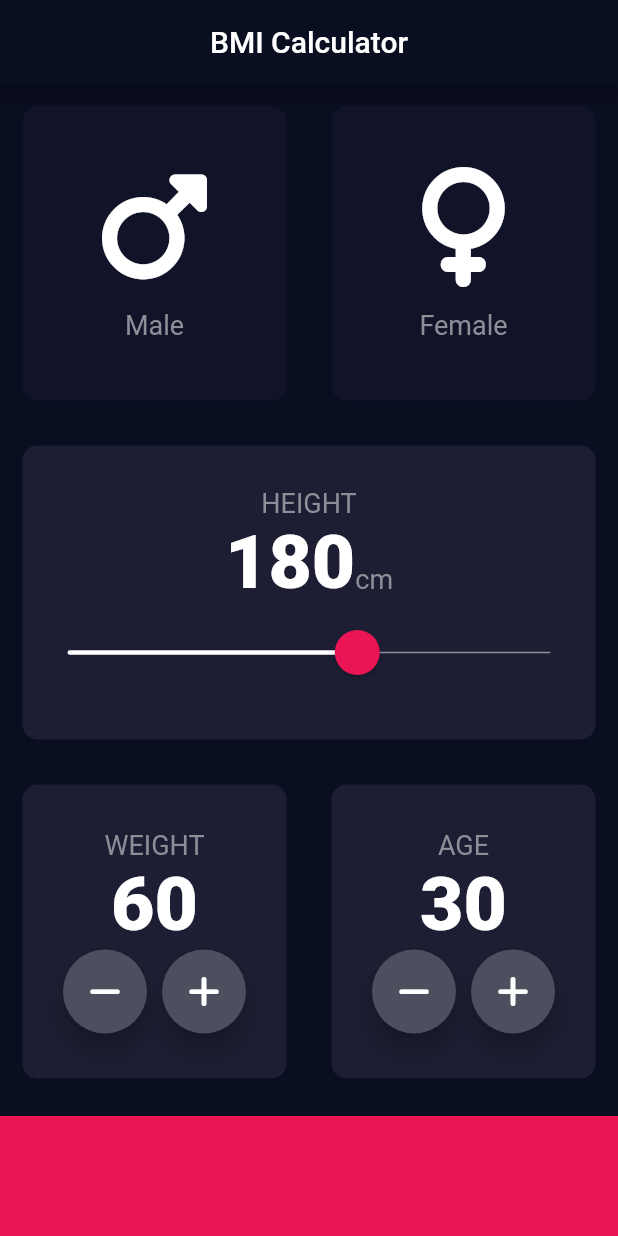
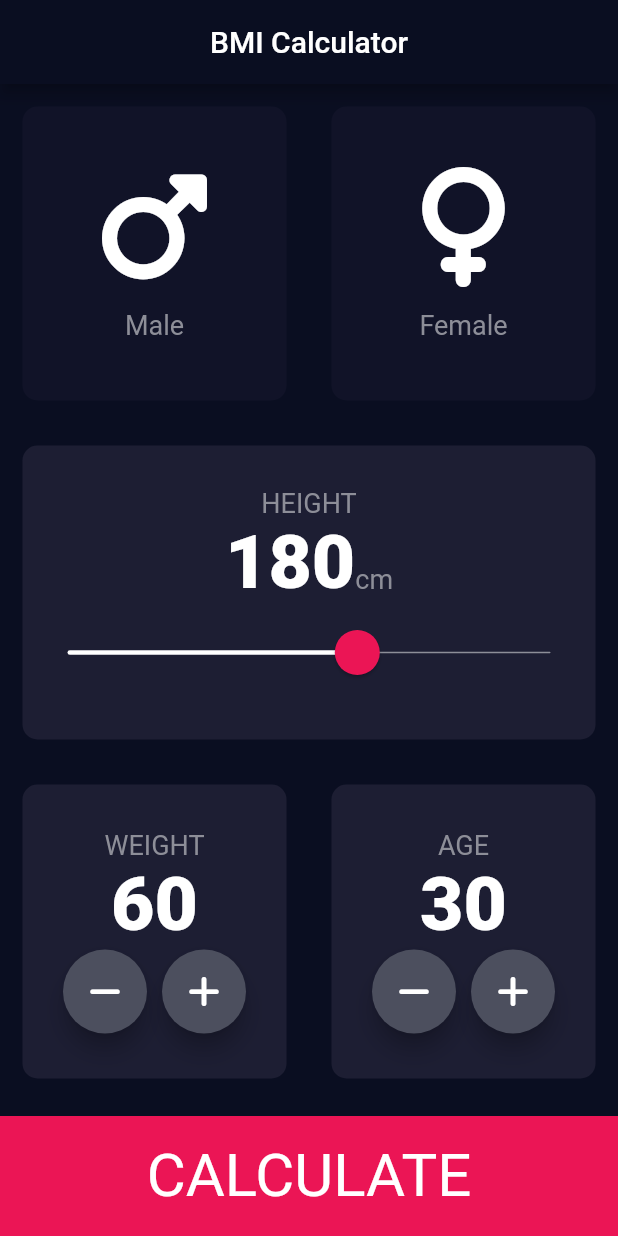
Before and after one commit to ChuguevRoman/bmi_calculate, a Flutter app: the screen it shows after launch, on a phone screen of 412 x 824 dp. Run offline on Flutter 3.47's test engine with Material 2 defaults, Android fonts, the phone set to English and light mode, and no system bars; our stand-ins replace font_awesome_flutter.

```diff
--- a/lib/screens/input_page_screen.dart
+++ b/lib/screens/input_page_screen.dart
@@ -5,6 +5,7 @@ import '/constants.dart';
 import '../widgets/icon_content.dart';
 import '../widgets/changeable_card.dart';
 import '../widgets/round_icon_button.dart';
+import './result_screen.dart';
 
 enum Gender {
   male,
@@ -197,11 +198,28 @@ class _InputPageState extends State<InputPage> {
               ],
             ),
           ),
-          Container(
-            width: double.infinity,
-            height: kHeightBottomButton,
-            margin: EdgeInsets.only(top: 10.0),
-            color: kBottomButtonColor,
+          GestureDetector(
+            onTap: () {
+              Navigator.push(
+                context,
+                MaterialPageRoute(
+                  builder: (context) => ResultScreen(),
+                ),
+              );
+            },
+            child: Container(
+              alignment: Alignment.center,
+              child: Text(
+                'CALCULATE',
+                style: TextStyle(
+                  fontSize: 40,
+                ),
+              ),
+              width: double.infinity,
+              height: kHeightBottomButton,
+              margin: EdgeInsets.only(top: 10.0),
+              color: kBottomButtonColor,
+            ),
           ),
         ],
       ),
```
Also changed, not shown: lib/screens/result_screen.dart (added, +18 -0 lines).
